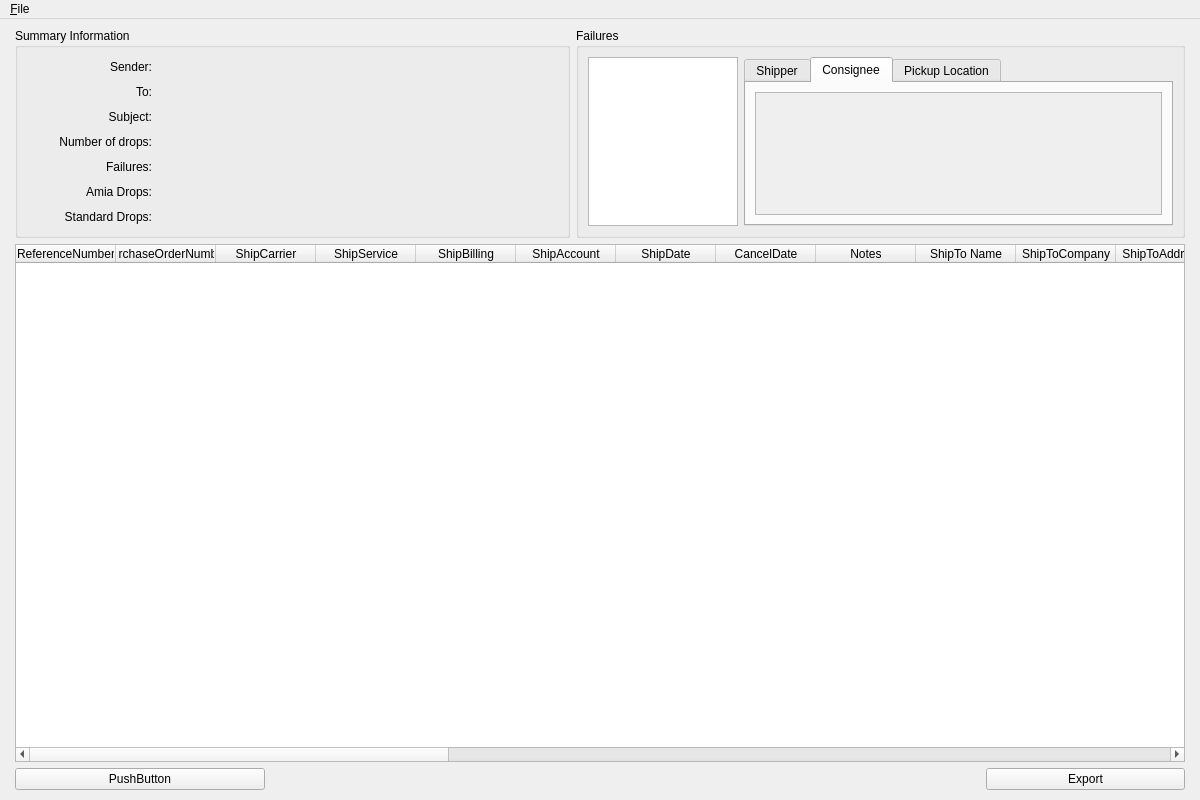
newunit13/SSCO-Baxter-Drop-Label-Automation, file ui/mainwindow.ui: the form before one commit.
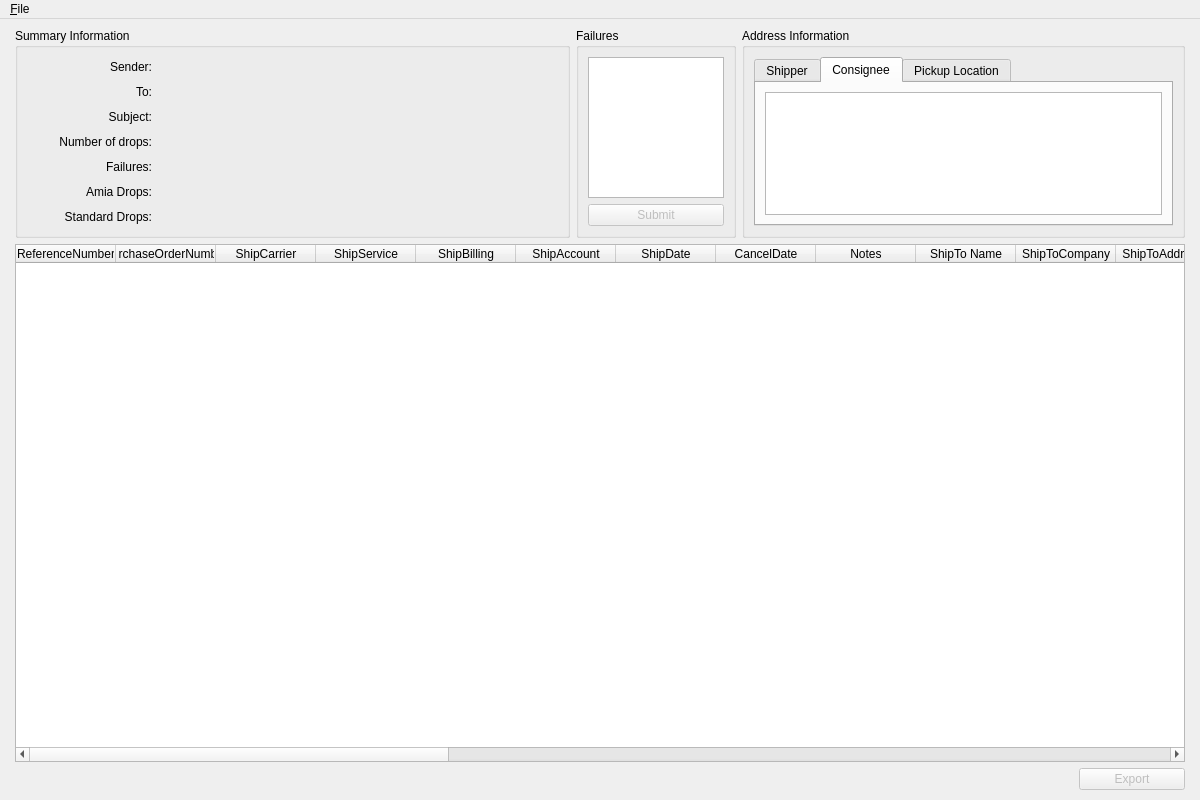
The form after the commit. Icons and pictures are not drawn.

```diff
--- a/ui/mainwindow.ui
+++ b/ui/mainwindow.ui
@@ -45,99 +45,7 @@
     <property name="bottomMargin">
      <number>10</number>
     </property>
-    <item row="0" column="1" colspan="3">
-     <widget class="QGroupBox" name="groupBox_2">
-      <property name="enabled">
-       <bool>true</bool>
-      </property>
-      <property name="maximumSize">
-       <size>
-        <width>16777215</width>
-        <height>210</height>
-       </size>
-      </property>
-      <property name="title">
-       <string>Failures</string>
-      </property>
-      <layout class="QHBoxLayout" name="horizontalLayout" stretch="0,0">
-       <item>
-        <widget class="QListWidget" name="listWidget">
-         <property name="maximumSize">
-          <size>
-           <width>150</width>
-           <height>210</height>
-          </size>
-         </property>
-         <property name="selectionBehavior">
-          <enum>QAbstractItemView::SelectItems</enum>
-         </property>
-        </widget>
-       </item>
-       <item>
-        <widget class="QTabWidget" name="tabWidget">
-         <property name="enabled">
-          <bool>true</bool>
-         </property>
-         <property name="currentIndex">
-          <number>1</number>
-         </property>
-         <widget class="QWidget" name="tabShipper">
-          <attribute name="title">
-           <string>Shipper</string>
-          </attribute>
-          <layout class="QGridLayout" name="gridLayout_4">
-           <item row="0" column="0">
-            <widget class="QTextEdit" name="txtShipper">
-             <property name="enabled">
-              <bool>false</bool>
-             </property>
-             <property name="readOnly">
-              <bool>false</bool>
-             </property>
-            </widget>
-           </item>
-          </layout>
-         </widget>
-         <widget class="QWidget" name="tabConsignee">
-          <attribute name="title">
-           <string>Consignee</string>
-          </attribute>
-          <layout class="QGridLayout" name="gridLayout_5">
-           <item row="0" column="0">
-            <widget class="QTextEdit" name="txtConsignee">
-             <property name="enabled">
-              <bool>false</bool>
-             </property>
-             <property name="readOnly">
-              <bool>false</bool>
-             </property>
-            </widget>
-           </item>
-          </layout>
-         </widget>
-         <widget class="QWidget" name="tabPickupLocation">
-          <attribute name="title">
-           <string>Pickup Location</string>
-          </attribute>
-          <layout class="QGridLayout" name="gridLayout_6">
-           <item row="0" column="0">
-            <widget class="QTextEdit" name="txtPickupLocation">
-             <property name="enabled">
-              <bool>false</bool>
-             </property>
-             <property name="readOnly">
-              <bool>false</bool>
-             </property>
-            </widget>
-           </item>
-          </layout>
-         </widget>
-        </widget>
-       </item>
-      </layout>
-     </widget>
-    </item>
-    <item row="1" column="0" colspan="4">
+    <item row="1" column="0" colspan="6">
      <widget class="QTableWidget" name="tableWidget">
       <property name="sizePolicy">
        <sizepolicy hsizetype="MinimumExpanding" vsizetype="MinimumExpanding">
@@ -300,10 +208,10 @@
       </column>
      </widget>
     </item>
-    <item row="3" column="3">
+    <item row="3" column="5">
      <widget class="QPushButton" name="btnExport">
       <property name="enabled">
-       <bool>true</bool>
+       <bool>false</bool>
       </property>
       <property name="text">
        <string>Export</string>
@@ -491,17 +399,127 @@
       </layout>
      </widget>
     </item>
-    <item row="3" column="0">
-     <widget class="QPushButton" name="pushButton">
+    <item row="0" column="1">
+     <widget class="QGroupBox" name="FailureGroup">
+      <property name="enabled">
+       <bool>true</bool>
+      </property>
       <property name="maximumSize">
        <size>
-        <width>250</width>
-        <height>16777215</height>
+        <width>160</width>
+        <height>210</height>
        </size>
       </property>
-      <property name="text">
-       <string>PushButton</string>
+      <property name="title">
+       <string>Failures</string>
       </property>
+      <layout class="QVBoxLayout" name="verticalLayout_3" stretch="0,0">
+       <item>
+        <widget class="QListWidget" name="lstFailures">
+         <property name="maximumSize">
+          <size>
+           <width>150</width>
+           <height>210</height>
+          </size>
+         </property>
+         <property name="selectionBehavior">
+          <enum>QAbstractItemView::SelectItems</enum>
+         </property>
+        </widget>
+       </item>
+       <item>
+        <widget class="QPushButton" name="btnSubmitError">
+         <property name="enabled">
+          <bool>false</bool>
+         </property>
+         <property name="text">
+          <string>Submit</string>
+         </property>
+        </widget>
+       </item>
+      </layout>
+     </widget>
+    </item>
+    <item row="0" column="2" colspan="4">
+     <widget class="QGroupBox" name="AddressesGroup">
+      <property name="maximumSize">
+       <size>
+        <width>16777215</width>
+        <height>210</height>
+       </size>
+      </property>
+      <property name="title">
+       <string>Address Information</string>
+      </property>
+      <layout class="QHBoxLayout" name="horizontalLayout">
+       <item>
+        <widget class="QTabWidget" name="tabWidget">
+         <property name="enabled">
+          <bool>true</bool>
+         </property>
+         <property name="maximumSize">
+          <size>
+           <width>16777215</width>
+           <height>210</height>
+          </size>
+         </property>
+         <property name="currentIndex">
+          <number>1</number>
+         </property>
+         <widget class="QWidget" name="tabShipper">
+          <attribute name="title">
+           <string>Shipper</string>
+          </attribute>
+          <layout class="QGridLayout" name="gridLayout_4">
+           <item row="0" column="0">
+            <widget class="QTextEdit" name="txtShipper">
+             <property name="enabled">
+              <bool>true</bool>
+             </property>
+             <property name="readOnly">
+              <bool>false</bool>
+             </property>
+            </widget>
+           </item>
+          </layout>
+         </widget>
+         <widget class="QWidget" name="tabConsignee">
+          <attribute name="title">
+           <string>Consignee</string>
+          </attribute>
+          <layout class="QGridLayout" name="gridLayout_5">
+           <item row="0" column="1">
+            <widget class="QTextEdit" name="txtConsignee">
+             <property name="enabled">
+              <bool>true</bool>
+             </property>
+             <property name="readOnly">
+              <bool>false</bool>
+             </property>
+            </widget>
+           </item>
+          </layout>
+         </widget>
+         <widget class="QWidget" name="tabPickupLocation">
+          <attribute name="title">
+           <string>Pickup Location</string>
+          </attribute>
+          <layout class="QGridLayout" name="gridLayout_6">
+           <item row="0" column="0">
+            <widget class="QTextEdit" name="txtPickupLocation">
+             <property name="enabled">
+              <bool>true</bool>
+             </property>
+             <property name="readOnly">
+              <bool>false</bool>
+             </property>
+            </widget>
+           </item>
+          </layout>
+         </widget>
+        </widget>
+       </item>
+      </layout>
      </widget>
     </item>
    </layout>
```
Left out of the diff: 66 changed lines with no effect on the pictures.
